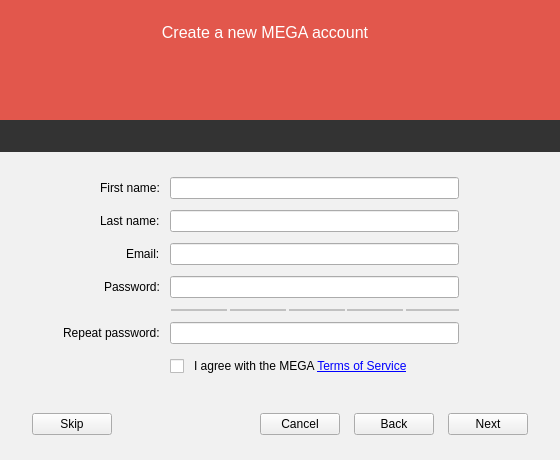
The window that src/MEGASync/gui/linux/SetupWizard.ui (meganz/MEGAsync) describes before a commit, drawn with Qt 5.
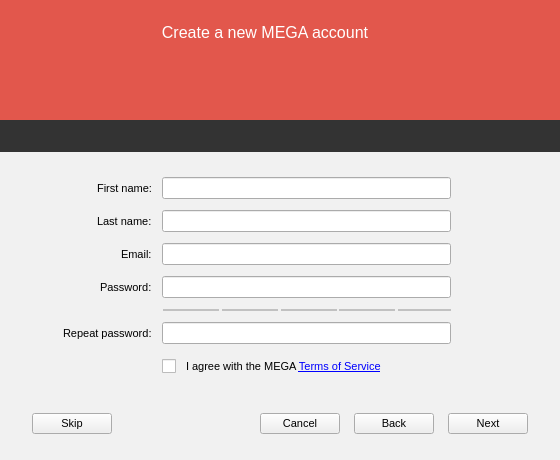
The same window after the commit. Icons and pictures are not drawn.

Commit message:
have widgets in guest & setup wizard with fixes size (similar to windows) to fix too small texts when scaling
Notice: other ui's do have font-size set for QWidget directly

What changed in the file:
```diff
--- a/src/MEGASync/gui/linux/SetupWizard.ui
+++ b/src/MEGASync/gui/linux/SetupWizard.ui
@@ -26,7 +26,12 @@
    <string>Setup Assistant - MEGAsync</string>
   </property>
   <property name="styleSheet">
-   <string notr="true">#SetupWizard
+   <string notr="true">QPushButton, QLabel, QLineEdit
+{
+font-size: 11px;
+}
+
+#SetupWizard
 {
 	background-color: #f1f1f1;
 }
```
The commit also changes 1 other file.
